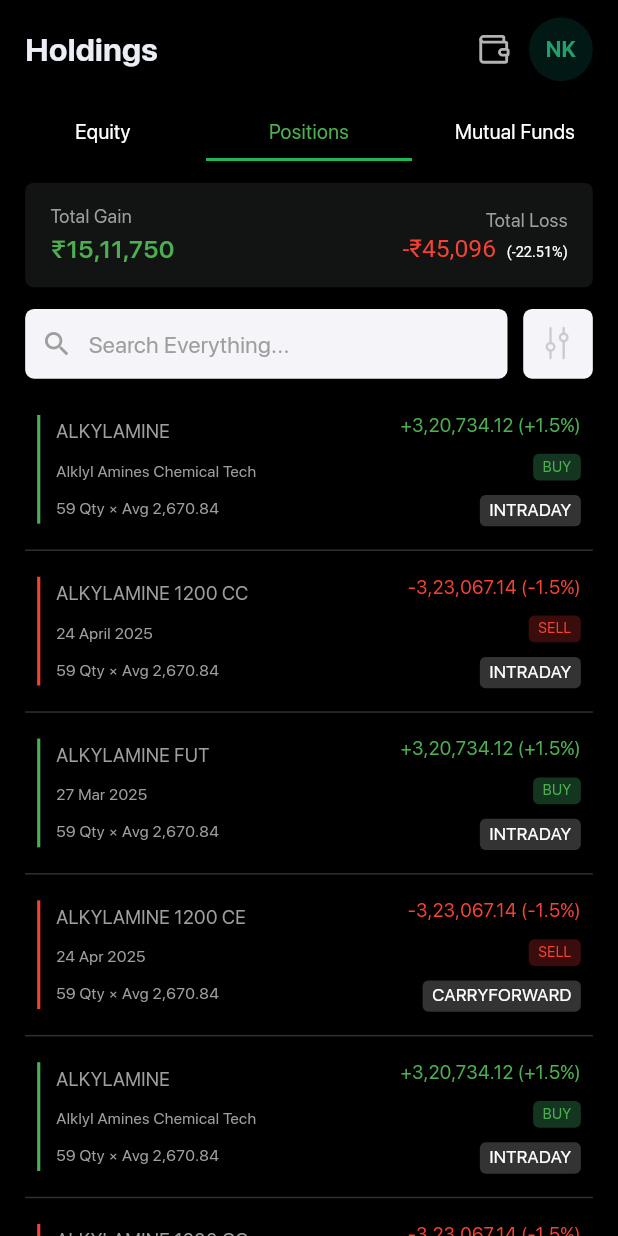
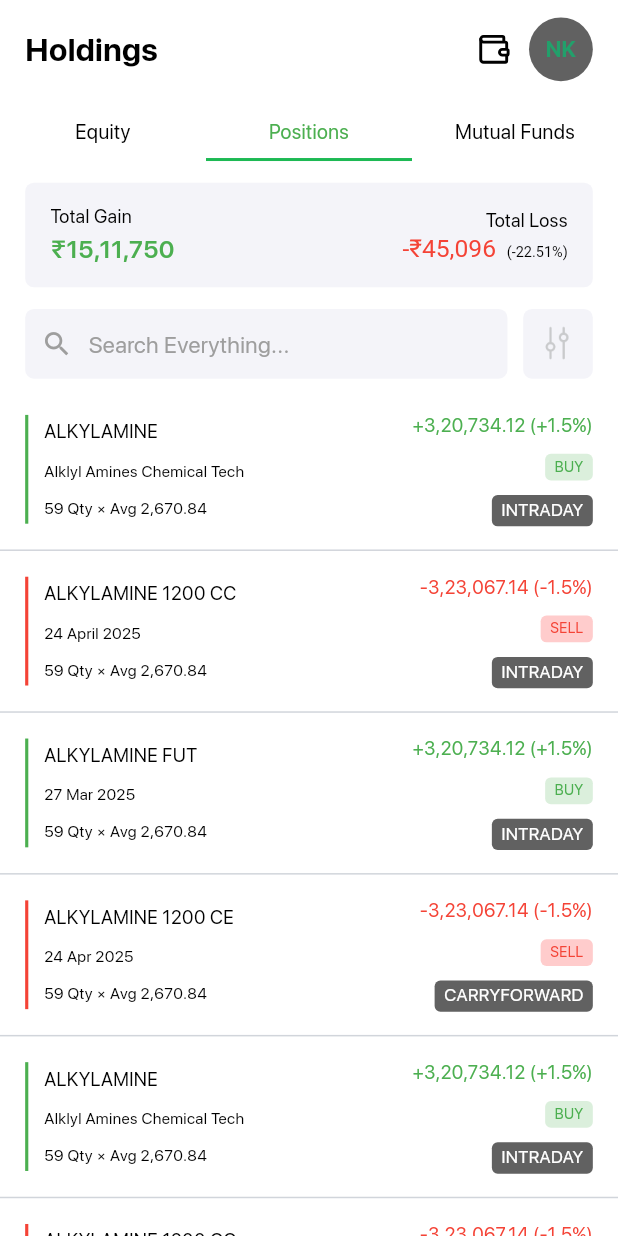
Before and after one commit to BrokingSapphire/SapphireTerminalMobile, a Flutter app: the HoldingsScreen screen opened directly, after a tap on "Positions", on a phone screen of 412 x 824 dp. Run offline on Flutter 3.47's test engine with Material 3 defaults, Android fonts, the light colour scheme and no system bars; our stand-ins replace camera, confetti, dotted_border, flutter_screenutil, flutter_secure_storage, flutter_slidable and 5 more; missing offline and left inert: google_mlkit_face_detection, holdable_button, scribble; accounts and stored records are empty; project files that could hold a hidden picture were left out.

Commit message:
feat: convert holdings to light mode

```diff
--- a/lib/screens/home/holdings/equity/equityScreen.dart
+++ b/lib/screens/home/holdings/equity/equityScreen.dart
@@ -136,41 +136,49 @@
     return GestureDetector(
       onTap: () => FocusScope.of(context).unfocus(),
       child: SingleChildScrollView(
-        child: Padding(
-          padding: EdgeInsets.symmetric(horizontal: 16.w),
         child: Column(
           children: [
             SizedBox(
               height: 16.h,
             ),
-              Container(
+            Padding(
+              padding: EdgeInsets.symmetric(horizontal: 16.w),
+              child: Container(
                 height: 145.h,
                 width: double.infinity,
                 decoration: BoxDecoration(
                     borderRadius: BorderRadius.circular(6.r),
-                    color: const Color(0xFF121413)),
+                    color: isDark
+                        ? const Color(0xFF121413)
+                        : const Color(0xFFF4F4F9)),
                 child: Column(
                   mainAxisAlignment: MainAxisAlignment.center,
                   children: [
                     constWidgets.singleCard("Current Value", '₹15,11,750',
-                        "Overall Loss", "-₹45,096"),
+                        "Overall Loss", "-₹45,096", isDark),
                     Padding(
                       padding: EdgeInsets.symmetric(horizontal: 16.w),
                       child: Divider(
-                        color: Color(0xff2F2F2F),
+                        color: isDark
+                            ? const Color(0xff2F2F2F)
+                            : const Color(0xffD1D5DB),
                         thickness: 1,
                       ),
                     ),
                     constWidgets.singleCard("Invested Value", "₹19,91,071",
-                        "Today’s Loss", "-₹4,837")
+                        "Today’s Loss", "-₹4,837", isDark)
                   ],
+                ),
               ),
             ),
             SizedBox(
               height: 15.h,
             ),
-              constWidgets.searchField(
+            Padding(
+              padding: EdgeInsets.symmetric(horizontal: 16.w),
+              child: constWidgets.searchField(
                   context, "Search Everything...", "equity", isDark),
+            ),
             SizedBox(
               height: 12.h,
             ),
@@ -182,7 +190,8 @@
                     equityData[index]["name"]!,
                     equityData[index]["quantity"]!,
                     equityData[index]["loss"]!,
-                      equityData[index]["ltp"]!);
+                    equityData[index]["ltp"]!,
+                    isDark);
               },
               itemCount: equityData.length,
               shrinkWrap: true,
@@ -190,7 +199,6 @@
           ],
         ),
       ),
-      ),
     );
   }
 }
--- a/lib/screens/home/holdings/holdingsScreen.dart
+++ b/lib/screens/home/holdings/holdingsScreen.dart
@@ -48,9 +48,10 @@
 
   @override
   Widget build(BuildContext context) {
+    final bool isDark = Theme.of(context).brightness == Brightness.dark;
     return SafeArea(
       child: Scaffold(
-        backgroundColor: Colors.black,
+        backgroundColor: isDark ? Colors.black : Colors.white,
         body: NestedScrollView(
           headerSliverBuilder: (context, innerBoxIsScrolled) {
             return [
@@ -65,7 +66,7 @@
                           style: TextStyle(
                             fontSize: 22.sp,
                             fontWeight: FontWeight.bold,
-                            color: const Color(0xffEBEEF5),
+                            color: isDark ? Colors.white : Colors.black,
                           ),
                         ),
                         Spacer(),
@@ -79,7 +80,7 @@
                               "assets/svgs/wallet.svg",
                               width: 22.w,
                               height: 25.h,
-                              color: Colors.white70,
+                              color: isDark ? Colors.white70 : Colors.black,
                             ),
                           ),
                         ),
@@ -88,7 +89,9 @@
                             navi(const ProfileScreen(), context);
                           },
                           child: CircleAvatar(
-                            backgroundColor: const Color(0xff021814),
+                            backgroundColor: isDark
+                                ? Color(0xff021814)
+                                : Colors.grey.shade700,
                             radius: 22.r,
                             child: Text(
                               "NK",
@@ -158,8 +161,9 @@
   @override
   Widget build(
       BuildContext context, double shrinkOffset, bool overlapsContent) {
+    final bool isDark = Theme.of(context).brightness == Brightness.dark;
     return Container(
-      color: const Color(0xff000000),
+      color: isDark ? Colors.black : Colors.white,
       child: Row(
         mainAxisAlignment: MainAxisAlignment.spaceEvenly,
         children: List.generate(tabNames.length, (index) {
@@ -186,7 +190,11 @@
                       tabNames[index],
                       textAlign: TextAlign.center,
                       style: TextStyle(
-                        color: isSelected ? Colors.green : Colors.white,
+                        color: isSelected
+                            ? Colors.green
+                            : isDark
+                                ? Colors.white
+                                : Colors.black,
                         fontSize: 14.sp,
                       ),
                     ),
--- a/lib/screens/home/holdings/mutualFunds/mutualScreen.dart
+++ b/lib/screens/home/holdings/mutualFunds/mutualScreen.dart
@@ -42,41 +42,47 @@
     return GestureDetector(
       onTap: () => FocusScope.of(context).unfocus(),
       child: SingleChildScrollView(
-        child: Padding(
-          padding: EdgeInsets.symmetric(horizontal: 16.w),
         child: Column(
           children: [
             SizedBox(height: 16.h),
 
             // Summary Card
-              Container(
+            Padding(
+              padding: EdgeInsets.symmetric(horizontal: 16.w),
+              child: Container(
                 height: 145.h,
                 width: double.infinity,
                 decoration: BoxDecoration(
                     borderRadius: BorderRadius.circular(6.r),
-                    color: const Color(0xFF121413)),
+                    color: isDark
+                        ? const Color(0xFF121413)
+                        : const Color(0xFFF4F4F9)),
                 child: Column(
                   mainAxisAlignment: MainAxisAlignment.center,
                   children: [
                     constWidgets.singleCard("Current Value", '₹15,11,750',
-                        "Overall Loss", "-₹45,096"),
+                        "Overall Loss", "-₹45,096", isDark),
                     Padding(
                         padding: EdgeInsets.symmetric(horizontal: 16.w),
                         child: Divider(
-                        color: Color(0xff2F2F2F),
-                        thickness: 1,
+                          color: isDark
+                              ? Color(0xFF2f2f2f)
+                              : const Color(0xffD1D5DB),
+                        )),
+                    constWidgets.singleCard("Invested Value", "₹19,91,071",
+                        "Today’s Loss", "-₹4,837", isDark)
+                  ],
                 ),
-                    ),
-                    constWidgets.singleCard("Invested Value", "₹19,91,071",
-                        "Today’s Loss", "-₹4,837")
-                  ],
               ),
             ),
             SizedBox(height: 16.h),
 
             // 👉 Replace this with your actual custom search bar
-              constWidgets.searchField(
+            Padding(
+              padding: EdgeInsets.symmetric(horizontal: 16.w),
+              child: constWidgets.searchField(
                   context, "Search Mutual Funds....", "mutual_funds", isDark),
+            ),
 
             SizedBox(height: 16.h),
 
@@ -124,12 +130,12 @@
                           returns: data['returns'],
                           isGain: data['isGain'],
                           icon: data['icon'],
+                          isDark: isDark,
                         );
                       },
                     )
                   ]),
           ],
-          ),
         ),
       ),
     );
@@ -171,9 +177,12 @@
     required String returns,
     required bool isGain,
     required IconData icon,
+    required bool isDark,
   }) {
-    return Container(
-      padding: EdgeInsets.symmetric(vertical: 12),
+    return Column(
+      children: [
+        Container(
+          padding: EdgeInsets.symmetric(horizontal: 16.w),
           child: Row(
             crossAxisAlignment: CrossAxisAlignment.start,
             children: [
@@ -201,7 +210,9 @@
                               children: [
                                 Text(title,
                                     style: TextStyle(
-                                    color: Colors.white,
+                                        color: isDark
+                                            ? Colors.white
+                                            : Colors.black,
                                         fontSize: 14.sp,
                                         fontWeight: FontWeight.w400)),
                                 SizedBox(height: 4),
@@ -232,7 +243,9 @@
                                       color: Colors.grey, fontSize: 12.sp)),
                               Text(invested,
                                   style: TextStyle(
-                                  color: Colors.white, fontSize: 14.sp)),
+                                      color:
+                                          isDark ? Colors.white : Colors.black,
+                                      fontSize: 14.sp)),
                             ],
                           ),
                           // Returns
@@ -251,13 +264,18 @@
                             ],
                           )
                         ],
-                  )
+                      ),
                     ],
                   ),
                 ),
               ),
             ],
           ),
+        ),
+        Divider(
+          color: isDark ? Color(0xFF2f2f2f) : const Color(0xffD1D5DB),
+        )
+      ],
     );
   }
 }
--- a/lib/screens/home/holdings/positions/position.dart
+++ b/lib/screens/home/holdings/positions/position.dart
@@ -90,35 +90,41 @@
     final isDark = Theme.of(context).brightness == Brightness.dark;
     return GestureDetector(
       onTap: () => FocusScope.of(context).unfocus(),
-      child: Padding(
-        padding: EdgeInsets.symmetric(horizontal: 16.w),
       child: SingleChildScrollView(
         child: Column(
           children: [
             SizedBox(
               height: 15.h,
             ),
-              Container(
+            Padding(
+              padding: EdgeInsets.symmetric(horizontal: 16.w),
+              child: Container(
                 width: double.infinity,
                 decoration: BoxDecoration(
                     borderRadius: BorderRadius.circular(6.r),
-                    color: const Color(0xFF121413)),
+                    color: isDark
+                        ? const Color(0xFF121413)
+                        : const Color(0xFFF4F4F9)),
                 child: Padding(
                   padding: EdgeInsets.symmetric(vertical: 6.h),
                   child: Column(
                     mainAxisAlignment: MainAxisAlignment.center,
                     children: [
-                      constWidgets.singleCard(
-                          "Total Gain", '₹15,11,750', "Total Loss", "-₹45,096"),
+                      constWidgets.singleCard("Total Gain", '₹15,11,750',
+                          "Total Loss", "-₹45,096", isDark),
                     ],
+                  ),
                 ),
               ),
             ),
             SizedBox(
               height: 15.h,
             ),
-              constWidgets.searchField(
+            Padding(
+              padding: EdgeInsets.symmetric(horizontal: 16.w),
+              child: constWidgets.searchField(
                   context, "Search Everything...", "positions", isDark),
+            ),
             SizedBox(
               height: 15.h,
             ),
@@ -167,11 +173,11 @@
                             data['trail2'],
                             data['trail3'],
                             data['isBuy'],
+                            isDark,
                           );
                         })
                   ])
           ],
-          ),
         ),
       ),
     );
@@ -185,11 +191,12 @@
     String trail2,
     String trail3,
     bool isBuy,
+    bool isDark,
   ) {
     return Column(
       children: [
         Padding(
-          padding: const EdgeInsets.symmetric(horizontal: 8.0),
+          padding: EdgeInsets.symmetric(horizontal: 16.w),
           child: Container(
             height: 95.h,
             child: Row(
@@ -207,21 +214,27 @@
                   children: [
                     Text(
                       title,
-                      style: TextStyle(fontSize: 13.sp),
+                      style: TextStyle(
+                          fontSize: 13.sp,
+                          color: isDark ? Colors.white : Colors.black),
                     ),
                     SizedBox(
                       height: 10.h,
                     ),
                     Text(
                       midtitle,
-                      style: TextStyle(fontSize: 11.sp),
+                      style: TextStyle(
+                          fontSize: 11.sp,
+                          color: isDark ? Colors.white : Colors.black),
                     ),
                     SizedBox(
                       height: 10.h,
                     ),
                     Text(
                       subtitle,
-                      style: TextStyle(fontSize: 11.sp),
+                      style: TextStyle(
+                          fontSize: 11.sp,
+                          color: isDark ? Colors.white : Colors.black),
                     ),
                   ],
                 ),
@@ -245,7 +258,13 @@
                       padding:
                           EdgeInsets.symmetric(horizontal: 6.w, vertical: 2.h),
                       decoration: BoxDecoration(
-                        color: isBuy ? Color(0xff143520) : Color(0xff3A0C0C),
+                        color: isBuy
+                            ? (isDark
+                                ? Color(0xff143520)
+                                : Colors.green.withOpacity(0.2))
+                            : (isDark
+                                ? Color(0xff3A0C0C)
+                                : Color(0xffFF0000).withOpacity(0.2)),
                         borderRadius: BorderRadius.circular(4.r),
                       ),
                       child: Text(
@@ -263,7 +282,8 @@
                       padding:
                           EdgeInsets.symmetric(horizontal: 6.w, vertical: 2.h),
                       decoration: BoxDecoration(
-                        color: Color(0xff333333),
+                        color:
+                            isDark ? Color(0xff333333) : Colors.grey.shade700,
                         borderRadius: BorderRadius.circular(4.r),
                       ),
                       child: Text(
@@ -281,7 +301,7 @@
           ),
         ),
         Divider(
-          color: Color(0xFF2f2f2f),
+          color: isDark ? Color(0xFF2f2f2f) : const Color(0xffD1D5DB),
         )
       ],
     );
--- a/lib/utils/constWidgets.dart
+++ b/lib/utils/constWidgets.dart
@@ -169,7 +169,7 @@
   }
 
   static Widget singleCard(String firtTitle, String firstValue,
-      String secondTitle, String secondValue) {
+      String secondTitle, String secondValue, bool isDark) {
     return Container(
       height: 120.h / 2,
       child: Padding(
@@ -183,7 +183,9 @@
               children: [
                 Text(
                   firtTitle,
-                  style: TextStyle(fontSize: 13.sp),
+                  style: TextStyle(
+                      fontSize: 13.sp,
+                      color: isDark ? Colors.white : Colors.black),
                 ),
                 Text(
                   firstValue,
@@ -200,7 +202,9 @@
               children: [
                 Text(
                   secondTitle,
-                  style: TextStyle(fontSize: 13.sp),
+                  style: TextStyle(
+                      fontSize: 13.sp,
+                      color: isDark ? Colors.white : Colors.black),
                 ),
                 RichText(
                   text: TextSpan(
@@ -222,7 +226,7 @@
                         text: "(-22.51%)",
                         style: TextStyle(
                           fontSize: 10.sp,
-                          color: Colors.white,
+                          color: isDark ? Colors.white : Colors.black,
                         ),
                       ),
                     ],
@@ -236,12 +240,12 @@
     );
   }
 
-  static equityScreenTiles(
-      String title, String subtitle, String trail1, String trail2) {
+  static Widget equityScreenTiles(String title, String subtitle, String trail1,
+      String trail2, bool isDark) {
     return Column(
       children: [
         Padding(
-          padding: const EdgeInsets.symmetric(horizontal: 8.0),
+          padding: const EdgeInsets.symmetric(horizontal: 16.0),
           child: Container(
             height: 64.h,
             child: Row(
@@ -259,14 +263,18 @@
                   children: [
                     Text(
                       title,
-                      style: TextStyle(fontSize: 13.sp),
+                      style: TextStyle(
+                          fontSize: 13.sp,
+                          color: isDark ? Colors.white : Colors.black),
                     ),
                     SizedBox(
                       height: 14.h,
                     ),
                     Text(
                       subtitle,
-                      style: TextStyle(fontSize: 11.sp),
+                      style: TextStyle(
+                          fontSize: 11.sp,
+                          color: isDark ? Colors.white : Colors.black),
                     ),
                   ],
                 ),
@@ -288,7 +296,9 @@
                     ),
                     Text(
                       trail2,
-                      style: TextStyle(fontSize: 11.sp),
+                      style: TextStyle(
+                          fontSize: 11.sp,
+                          color: isDark ? Colors.white : Colors.black),
                     ),
                   ],
                 ),
@@ -297,7 +307,7 @@
           ),
         ),
         Divider(
-          color: Color(0xFF2f2f2f),
+          color: isDark ? Color(0xFF2f2f2f) : const Color(0xffD1D5DB),
         )
       ],
     );
```
Also changed, not shown: lib/main.dart (+1 -6 lines). Lines whose indentation alone changed are shown as unchanged.
